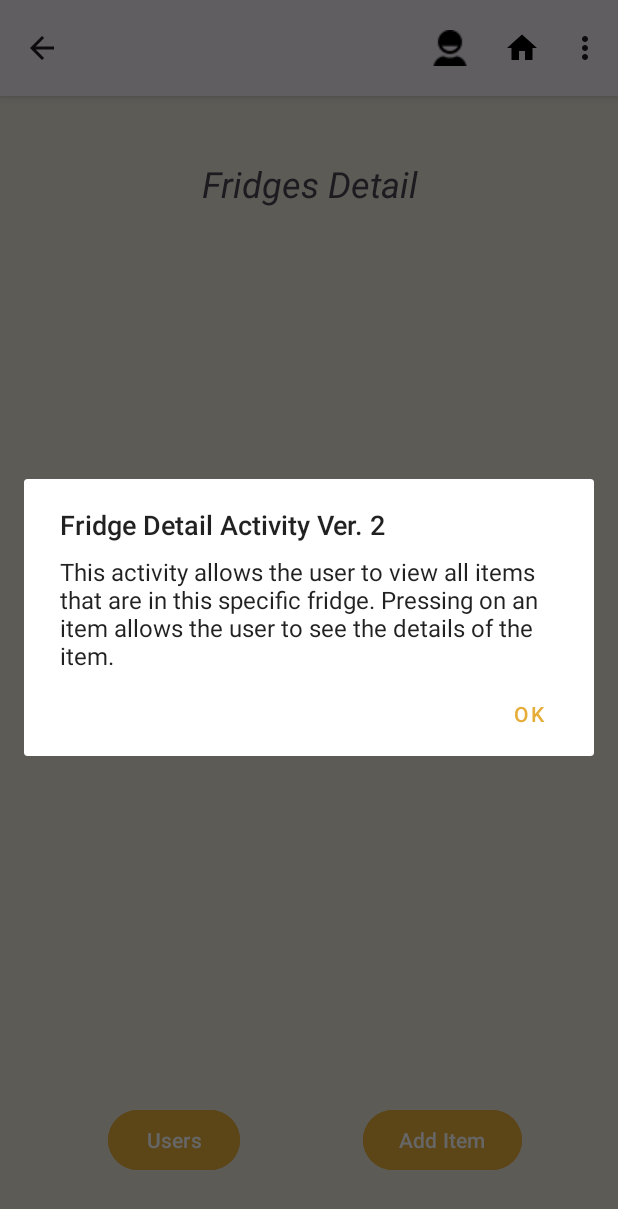
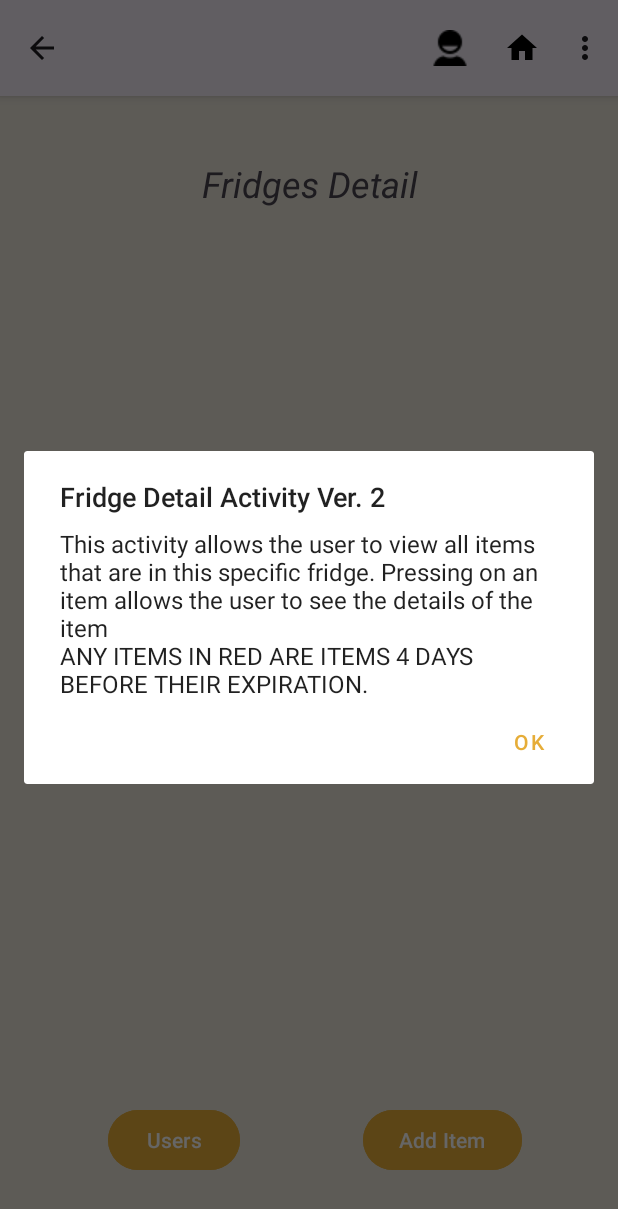
Before and after one commit to Reprodux/fridgeFriend, an Android app: the FridgeDetailActivity screen opened directly, with no data from a screen before it, in the options menu, after a tap on "About", on a phone screen of 412 x 824 dp. Shown: the top 1209 px of the screen. Run offline under Robolectric (Android 15) with nearby library versions, the phone set to English and light mode, and no system bars; our stand-ins replace Firebase (no records; nobody signed in at launch, a user with empty details on screens opened directly); libraries missing offline, so code that uses them is left out: com.journeyapps.barcodescanner.

Commit message:
submittion ver 3 with javadoc edits

```diff
--- a/app/src/main/res/values/strings.xml
+++ b/app/src/main/res/values/strings.xml
@@ -77,7 +77,7 @@
     <string name="barcodeScannerAbout">This activity allows the user to scan barcodes of various food items and view its data. Data is retrieved from OpenFoodsFacts API, an open source API for view food information. This data can also be reaccessed from the Shopping List Activity.\n</string>
     <string name="barcode_scanner_title">Barcode Scanner - Ver. 3</string>
     <string name="fridge_detail_ac_title">Fridge Detail Activity Ver. 2</string>
-    <string name="fridgeDetailAbout">This activity allows the user to view all items that are in this specific fridge. Pressing on an item allows the user to see the details of the item.</string>
+    <string name="fridgeDetailAbout">This activity allows the user to view all items that are in this specific fridge. Pressing on an item allows the user to see the details of the item \nANY ITEMS IN RED ARE ITEMS 4 DAYS BEFORE THEIR EXPIRATION.</string>
     <string name="fridge_list_title">Fridge List - Version 3</string>
     <string name="fridgeListAbout">This activity allows the user to view their fridges they are currently joined with. Clicking on a fridge name allows the user to view their food items. Otherwise, they can press on the \"+\" beside their target fridge to add an item to the target fridge.</string>
     <string name="fridge_setting_title">Fridge Settings Activity - Version 2</string>
@@ -130,6 +130,6 @@
     <string name="ok">Ok</string>
     <string name="fill_in_all_fields">Please fill in all fields</string>
     <string name="item_saved">Item saved</string>
-    <string name="Users">Users</string>
+    <string name="Users" translatable="false">Users</string>
 
 </resources>
```
